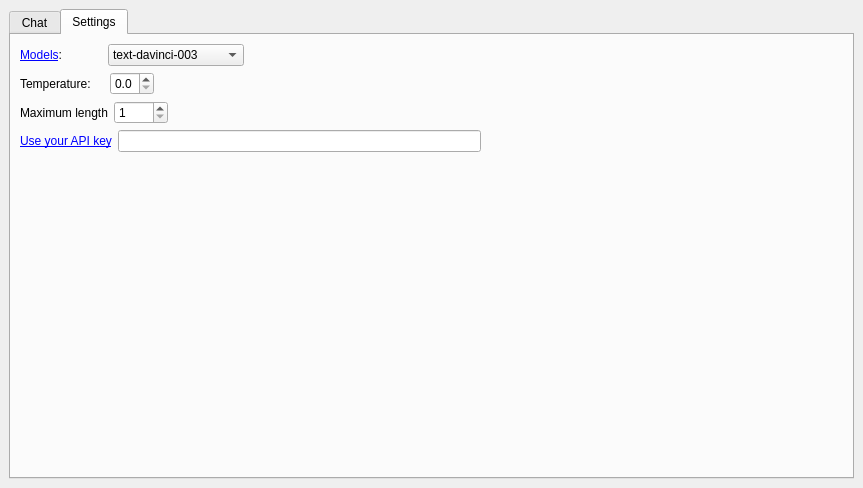
Qt form qchatqpt_dialog_base.ui (TRON-151/GeoAgent) before a commit.
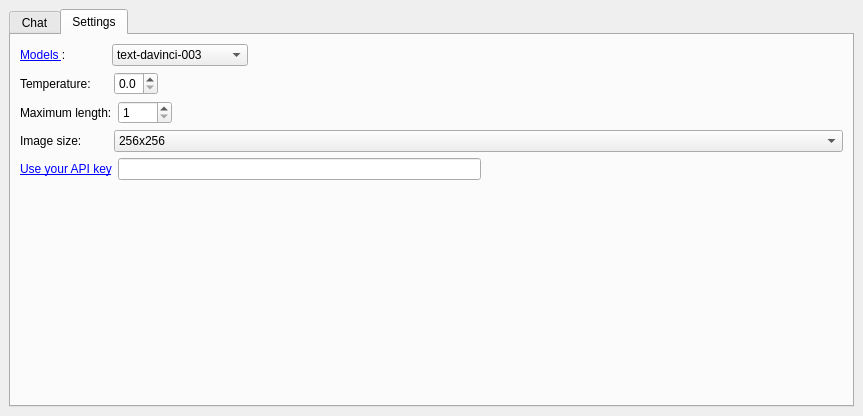
The same form after that commit. The open tabs and pages were chosen to show the change.

Commit message: Add Image option to show image in chat.

The edit to the form file:
```diff
--- a/qchatqpt_dialog_base.ui
+++ b/qchatqpt_dialog_base.ui
@@ -7,7 +7,7 @@
     <x>0</x>
     <y>0</y>
     <width>863</width>
-    <height>488</height>
+    <height>416</height>
    </rect>
   </property>
   <property name="windowTitle">
@@ -151,7 +151,7 @@
                <string>The model which will generate the completion.</string>
               </property>
               <property name="text">
-               <string>&lt;a href=&quot;https://platform.openai.com/docs/models/overview&quot;&gt;Models&lt;/a&gt;:</string>
+               <string>&lt;a href=&quot;https://platform.openai.com/docs/models/overview&quot;&gt;Models &lt;/a&gt;:</string>
               </property>
               <property name="openExternalLinks">
                <bool>false</bool>
@@ -253,7 +253,7 @@
                <string>Controls randomness: Lowering results in less random completions. As the temperature approaches zero, the model will become deterministic and repetitive.</string>
               </property>
               <property name="text">
-               <string>Temperature:    </string>
+               <string>Temperature:     </string>
               </property>
              </widget>
             </item>
@@ -293,7 +293,7 @@
                <string>One token is roughly 4 characters for normal English text</string>
               </property>
               <property name="text">
-               <string>Maximum length</string>
+               <string>Maximum length:</string>
               </property>
              </widget>
             </item>
@@ -325,6 +325,54 @@
             </item>
            </layout>
           </item>
+          <item>
+           <layout class="QHBoxLayout" name="horizontalLayout_7">
+            <item>
+             <widget class="QLabel" name="label_3">
+              <property name="sizePolicy">
+               <sizepolicy hsizetype="Fixed" vsizetype="Preferred">
+                <horstretch>0</horstretch>
+                <verstretch>0</verstretch>
+               </sizepolicy>
+              </property>
+              <property name="text">
+               <string>Image size:        </string>
+              </property>
+             </widget>
+            </item>
+            <item>
+             <widget class="QComboBox" name="image_size">
+              <property name="sizePolicy">
+               <sizepolicy hsizetype="Preferred" vsizetype="Fixed">
+                <horstretch>0</horstretch>
+                <verstretch>0</verstretch>
+               </sizepolicy>
+              </property>
+              <property name="focusPolicy">
+               <enum>Qt::WheelFocus</enum>
+              </property>
+              <property name="sizeAdjustPolicy">
+               <enum>QComboBox::AdjustToContents</enum>
+              </property>
+              <item>
+               <property name="text">
+                <string>256x256</string>
+               </property>
+              </item>
+              <item>
+               <property name="text">
+                <string>512x512</string>
+               </property>
+              </item>
+              <item>
+               <property name="text">
+                <string>1024x1024</string>
+               </property>
+              </item>
+             </widget>
+            </item>
+           </layout>
+          </item>
           <item>
            <layout class="QHBoxLayout" name="horizontalLayout_5">
             <item>
```
Left out of the diff: 16 changed lines with no effect on the pictures. The commit also changes 2 other files.
